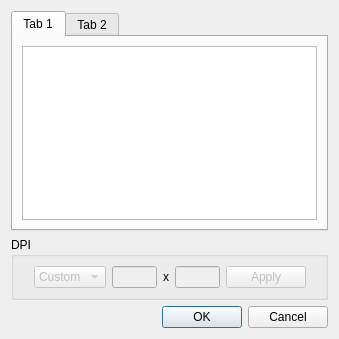
karnigen/scantailor-advanced, file src/app/FixDpiDialog.ui: the form before one commit.
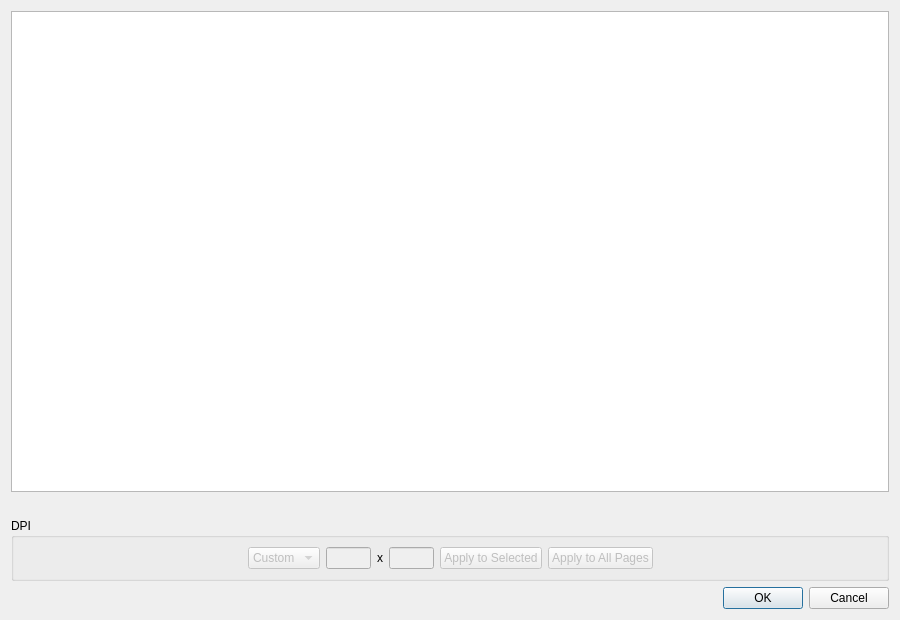
The form after the commit.

Commit message: Batch performance, page layout and project path improvements (#18)

```diff
--- a/src/app/FixDpiDialog.ui
+++ b/src/app/FixDpiDialog.ui
@@ -6,8 +6,8 @@
    <rect>
     <x>0</x>
     <y>0</y>
-    <width>339</width>
-    <height>339</height>
+    <width>900</width>
+    <height>620</height>
    </rect>
   </property>
   <property name="windowTitle">
@@ -15,38 +15,20 @@
   </property>
   <layout class="QVBoxLayout">
    <item>
-    <widget class="QTabWidget" name="tabWidget">
-     <property name="currentIndex">
-      <number>0</number>
+    <widget class="QTableView" name="allPagesTable">
+     <property name="toolTip">
+      <string>All project pages and their current source DPI.</string>
      </property>
-     <widget class="QWidget" name="tab">
-      <attribute name="title">
-       <string>Tab 1</string>
-      </attribute>
-      <layout class="QVBoxLayout">
-       <item>
-        <widget class="QTreeView" name="undefinedDpiView">
-         <property name="toolTip">
-          <string>Pages whose resolution is missing or undefined.</string>
-         </property>
-        </widget>
-       </item>
-      </layout>
-     </widget>
-     <widget class="QWidget" name="tab_2">
-      <attribute name="title">
-       <string>Tab 2</string>
-      </attribute>
-      <layout class="QVBoxLayout">
-       <item>
-        <widget class="QTreeView" name="allPagesView">
-         <property name="toolTip">
-          <string>All project pages and their current resolution.</string>
-         </property>
-        </widget>
-       </item>
-      </layout>
-     </widget>
+    </widget>
+   </item>
+   <item>
+    <widget class="QLabel" name="dpiStatsLabel">
+     <property name="text">
+      <string/>
+     </property>
+     <property name="wordWrap">
+      <bool>true</bool>
+     </property>
     </widget>
    </item>
    <item>
@@ -128,8 +110,18 @@
          <bool>false</bool>
         </property>
         <property name="text">
-         <string>Apply</string>
+         <string>Apply to Selected</string>
         </property>
+       </widget>
+      </item>
+      <item>
+       <widget class="QPushButton" name="applyAllBtn">
+        <property name="enabled">
+         <bool>false</bool>
+        </property>
+        <property name="text">
+         <string>Apply to All Pages</string>
+        </property>
         <property name="toolTip">
          <string>Apply the selected resolution to the selected pages.</string>
         </property>
@@ -151,19 +143,6 @@
      </layout>
     </widget>
    </item>
-   <item>
-    <spacer>
-     <property name="orientation">
-      <enum>Qt::Vertical</enum>
-     </property>
-     <property name="sizeHint" stdset="0">
-      <size>
-       <width>1</width>
-       <height>1</height>
-      </size>
-     </property>
-    </spacer>
-   </item>
    <item>
     <widget class="QDialogButtonBox" name="buttonBox">
      <property name="orientation">
```
Left out of the diff: 10 changed lines with no effect on the pictures. The commit also changes 179 other files.
